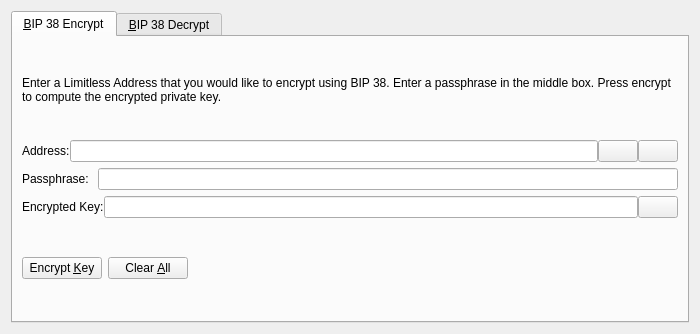
Above: src/qt/forms/bip38tooldialog.ui from Limitless-VIP/Limitless before the change. Below: the same form after it.
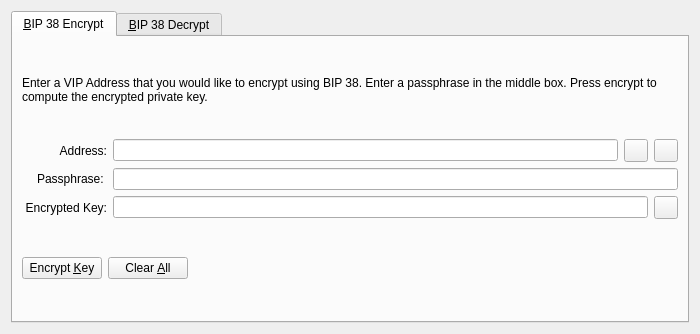
That is the form after the change. The open tabs and pages were chosen to show the change. Icons and pictures are not drawn. Custom widgets are drawn as their Qt base class.

What changed in the file:
```diff
--- a/src/qt/forms/bip38tooldialog.ui
+++ b/src/qt/forms/bip38tooldialog.ui
@@ -30,7 +30,7 @@
        <item>
         <widget class="QLabel" name="infoLabel_ENC">
          <property name="text">
-          <string>Enter a Limitless Address that you would like to encrypt using BIP 38. Enter a passphrase in the middle box. Press encrypt to compute the encrypted private key.</string>
+          <string>Enter a VIP Address that you would like to encrypt using BIP 38. Enter a passphrase in the middle box. Press encrypt to compute the encrypted private key.</string>
          </property>
          <property name="textFormat">
           <enum>Qt::PlainText</enum>
@@ -42,11 +42,17 @@
        </item>
        <item>
         <layout class="QHBoxLayout" name="horizontalLayout_1_ENC">
-         <property name="spacing">
-          <number>0</number>
-         </property>
          <item>
           <widget class="QLabel" name="label_5">
+           <property name="alignment">
+            <set>Qt::AlignRight|Qt::AlignTrailing|Qt::AlignVCenter</set>
+           </property>
+           <property name="minimumSize">
+            <size>
+             <width>85</width>
+             <height>0</height>
+            </size>
+           </property>
            <property name="text">
             <string>Address:</string>
            </property>
@@ -60,7 +66,7 @@
           </widget>
          </item>
          <item>
-          <widget class="QPushButton" name="addressBookButton_ENC">
+          <widget class="QToolButton" name="addressBookButton_ENC">
            <property name="toolTip">
             <string>Choose previously used address</string>
            </property>
@@ -74,13 +80,10 @@
            <property name="shortcut">
             <string>Alt+A</string>
            </property>
-           <property name="autoDefault">
-            <bool>false</bool>
-           </property>
           </widget>
          </item>
          <item>
-          <widget class="QPushButton" name="pasteButton_ENC">
+          <widget class="QToolButton" name="pasteButton_ENC">
            <property name="toolTip">
             <string>Paste address from clipboard</string>
            </property>
@@ -94,9 +97,6 @@
            <property name="shortcut">
             <string>Alt+P</string>
            </property>
-           <property name="autoDefault">
-            <bool>false</bool>
-           </property>
           </widget>
          </item>
         </layout>
@@ -105,6 +105,15 @@
         <layout class="QHBoxLayout" name="horizontalLayout_5">
          <item>
           <widget class="QLabel" name="label_6">
+           <property name="alignment">
+            <set>Qt::AlignRight|Qt::AlignTrailing|Qt::AlignVCenter</set>
+           </property>
+           <property name="minimumSize">
+            <size>
+             <width>85</width>
+             <height>0</height>
+            </size>
+           </property>
            <property name="text">
             <string>Passphrase: </string>
            </property>
@@ -121,11 +130,17 @@
        </item>
        <item>
         <layout class="QHBoxLayout" name="horizontalLayout_2_ENC">
-         <property name="spacing">
-          <number>0</number>
-         </property>
          <item>
           <widget class="QLabel" name="encryptedKeyLabel_ENC">
+           <property name="alignment">
+            <set>Qt::AlignRight|Qt::AlignTrailing|Qt::AlignVCenter</set>
+           </property>
+           <property name="minimumSize">
+            <size>
+             <width>85</width>
+             <height>0</height>
+            </size>
+           </property>
            <property name="text">
             <string>Encrypted Key:</string>
            </property>
@@ -147,7 +162,7 @@
           </widget>
          </item>
          <item>
-          <widget class="QPushButton" name="copyKeyButton_ENC">
+          <widget class="QToolButton" name="copyKeyButton_ENC">
            <property name="toolTip">
             <string>Copy the current signature to the system clipboard</string>
            </property>
@@ -158,9 +173,6 @@
             <iconset resource="../limitless.qrc">
              <normaloff>:/icons/editcopy</normaloff>:/icons/editcopy</iconset>
            </property>
-           <property name="autoDefault">
-            <bool>false</bool>
-           </property>
           </widget>
          </item>
         </layout>
```
Left out of the diff: 52 changed lines with no effect on the pictures.
